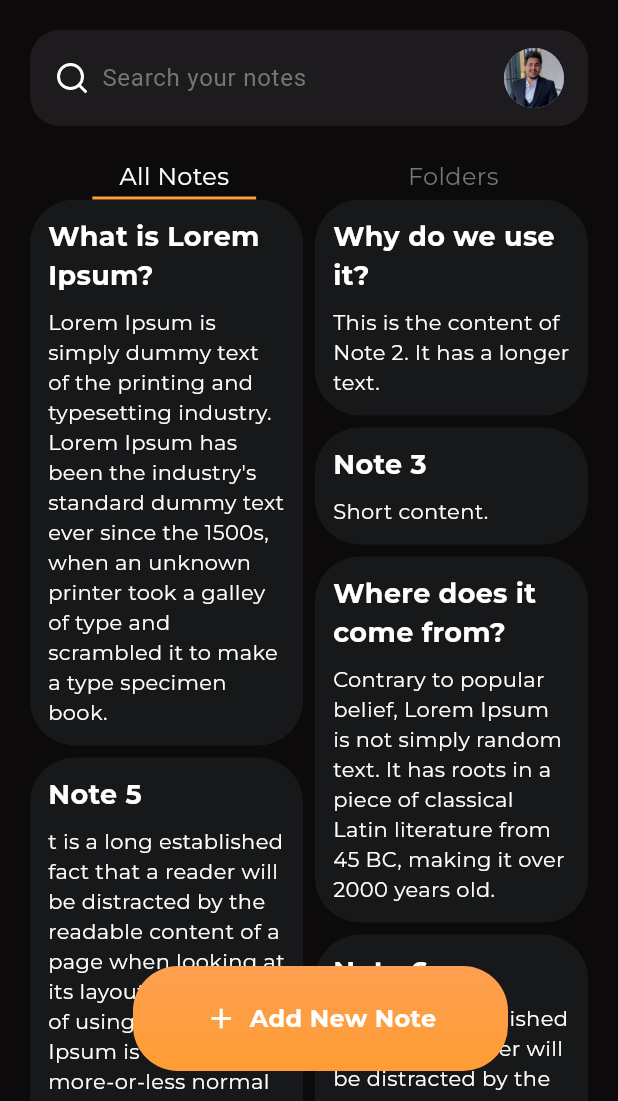
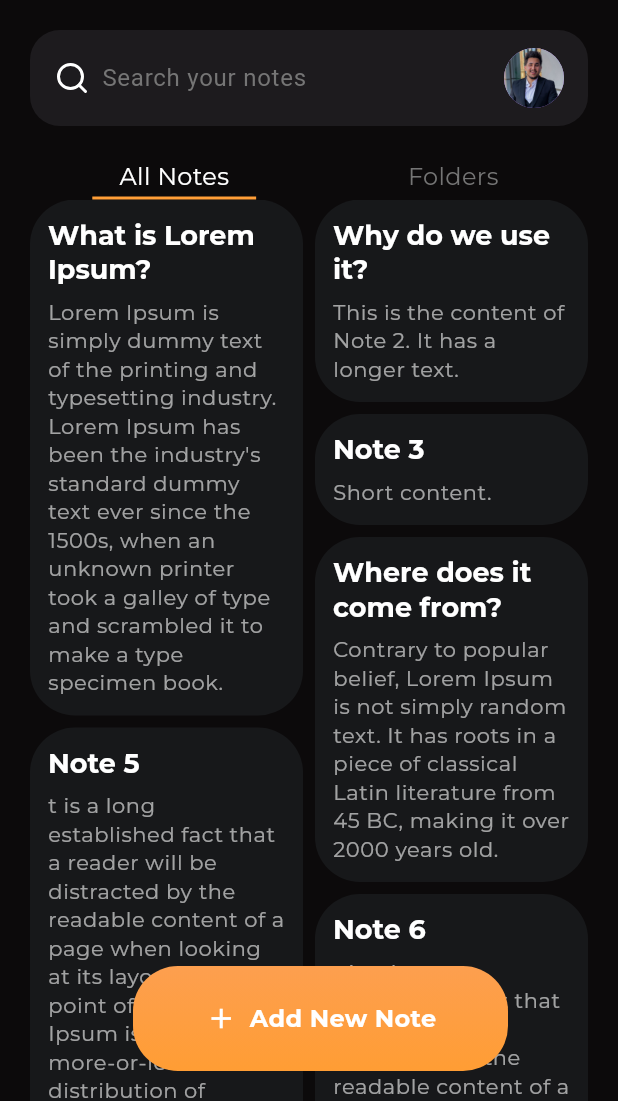
Before and after one commit to Eldeengawy/idea, a Flutter app: the screen it shows after launch, on a phone screen of 412 x 824 dp, the part 135-1236 px from its top. Run offline on Flutter 3.47's test engine with Material 2 defaults, Android fonts, the phone set to English and light mode, and no system bars; our stand-ins replace flutter_colorpicker, flutter_feather_icons, google_fonts; missing offline and left inert: coast, flutter_iconpicker.

Commit message:
hero and pass the note to edit screen

```diff
--- a/lib/views/widgets/custom_notes_grid_view.dart
+++ b/lib/views/widgets/custom_notes_grid_view.dart
@@ -105,13 +105,18 @@ class _NotesStaggeredGridState extends State<NotesStaggeredGrid> {
             mainAxisSpacing: 8,
             crossAxisSpacing: 8,
             itemCount: notes.length,
+            physics: const BouncingScrollPhysics(),
             controller: _scrollController,
             itemBuilder: (context, index) {
-              return NoteWidget(
-                title: notes[index].title,
-                content: notes[index].content,
-                // color: const Color(0xffda892b),
-                color: notes[index].color ?? const Color(0xff17181a),
+              return Hero(
+                tag: notes[index].title,
+                child: NoteWidget(
+                  // title: notes[index].title,
+                  // content: notes[index].content,
+                  // color: const Color(0xffda892b),
+                  // color: notes[index].color ?? const Color(0xff17181a),
+                  note: notes[index],
+                ),
               );
             },
           ),
@@ -159,38 +164,47 @@ class _NotesStaggeredGridState extends State<NotesStaggeredGrid> {
 }
 
 class NoteWidget extends StatelessWidget {
-  final String? title;
-  final String? content;
-  final Color? color;
+  // final String? title;
+  // final String? content;
+  // final Color? color;
+  final Note? note;
 
-  const NoteWidget({super.key, this.title, this.content, this.color});
+  const NoteWidget({super.key, required this.note});
 
   @override
   Widget build(BuildContext context) {
+    final Color backgroundColor = note!.color ??
+        const Color(0xff17181a); // If color is null, use the default color
+
     return GestureDetector(
       onTap: () {
-        Navigator.push(context,
-            MaterialPageRoute(builder: (context) => const EditNoteView()));
+        Navigator.push(
+            context,
+            MaterialPageRoute(
+                builder: (context) => EditNoteView(
+                      note: note,
+                    )));
       },
       child: Container(
         decoration: BoxDecoration(
-            color: color, borderRadius: BorderRadius.circular(30.0)),
+            color: backgroundColor, borderRadius: BorderRadius.circular(30.0)),
         child: Padding(
           padding: const EdgeInsets.all(12.0),
           child: Column(
             crossAxisAlignment: CrossAxisAlignment.stretch,
             children: [
               Text(
-                title!,
-                style: const TextStyle(
+                note!.title,
+                style: Theme.of(context).textTheme.titleLarge!.copyWith(
                     fontSize: 18,
                     color: Colors.white,
                     fontWeight: FontWeight.bold),
               ),
               const SizedBox(height: 8),
               Text(
-                content!,
-                style: const TextStyle(fontSize: 14, color: Colors.white),
+                note!.content,
+                style: Theme.of(context).textTheme.bodySmall!.copyWith(
+                    fontSize: 14, color: Colors.white.withOpacity(0.6)),
               ),
             ],
           ),
```
Also changed, not shown: lib/views/edit_note_view.dart (+11 -3 lines), lib/views/widgets/edit_view_body.dart (+134 -3 lines).
